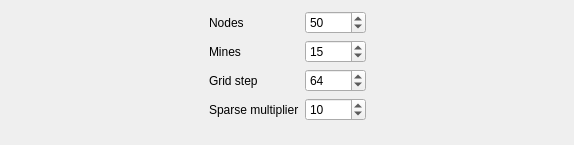
Above: Mines/graph_board/graph_board_parameters_widget.ui from dwarfovich/Mines before the change. Below: the same form after it.
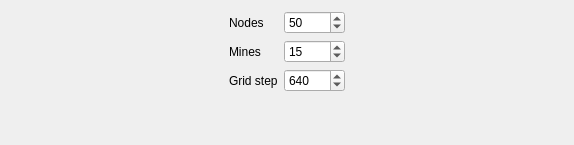
That is the form after the change.

The edit to the form file:
```diff
--- a/Mines/graph_board/graph_board_parameters_widget.ui
+++ b/Mines/graph_board/graph_board_parameters_widget.ui
@@ -79,30 +79,10 @@
         <number>1</number>
        </property>
        <property name="maximum">
-        <number>999</number>
+        <number>99999</number>
        </property>
        <property name="value">
-        <number>64</number>
-       </property>
-      </widget>
-     </item>
-     <item row="3" column="0">
-      <widget class="QLabel" name="label_4">
-       <property name="text">
-        <string>Sparse multiplier</string>
-       </property>
-      </widget>
-     </item>
-     <item row="3" column="1">
-      <widget class="QSpinBox" name="sparseMultiplierSpinBox">
-       <property name="minimum">
-        <number>1</number>
-       </property>
-       <property name="maximum">
-        <number>999</number>
-       </property>
-       <property name="value">
-        <number>10</number>
+        <number>640</number>
        </property>
       </widget>
      </item>
```
